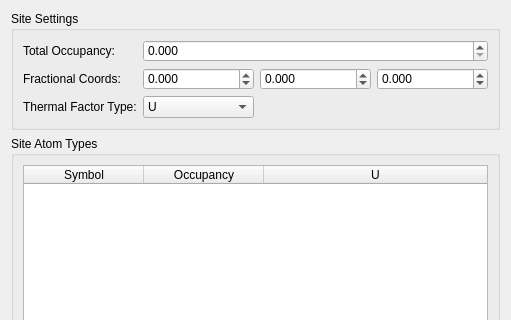
This is hexrd/ui/resources/ui/material_site_editor.ui in HEXRD/hexrdgui as Qt 5 draws it before an edit; both pictures show x 0 to 511 and y 0 to 320 of the 511 by 502 pixel window. The edited form follows.
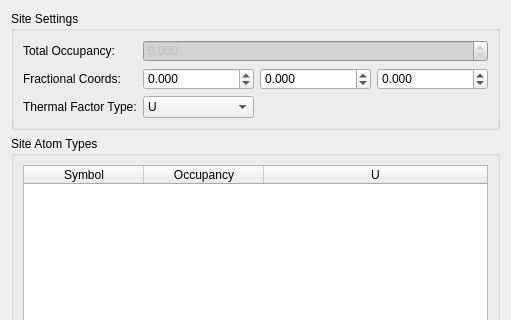
This is the edited form.

Commit message:
Make total occupancy computed instead of editable
The total occupancy is now disabled for editing, and it is now
computed automatically from the sum of the occupancies, rather than
being editable by the user.

Now, the only validation error that occurs is if the total occupancy
is greater than 1, which is not allowed.

In addition, U values are kept when possible when the atom type list
is edited. But the individual occupancies are always reset when the
atom type list is edited.

The edit to the form file:
```diff
--- a/hexrd/ui/resources/ui/material_site_editor.ui
+++ b/hexrd/ui/resources/ui/material_site_editor.ui
@@ -92,6 +92,9 @@
      <layout class="QGridLayout" name="gridLayout_3">
       <item row="0" column="1" colspan="3">
        <widget class="QDoubleSpinBox" name="total_occupancy">
+        <property name="enabled">
+         <bool>false</bool>
+        </property>
         <property name="keyboardTracking">
          <bool>false</bool>
         </property>
```
The commit also changes 2 other files.
